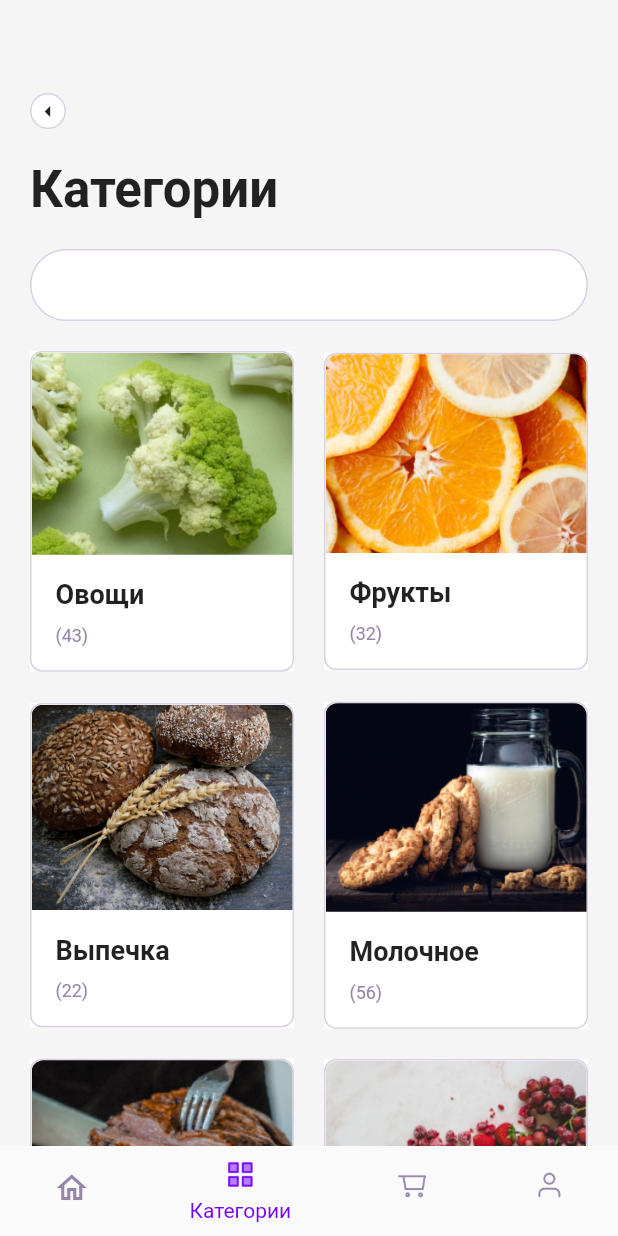
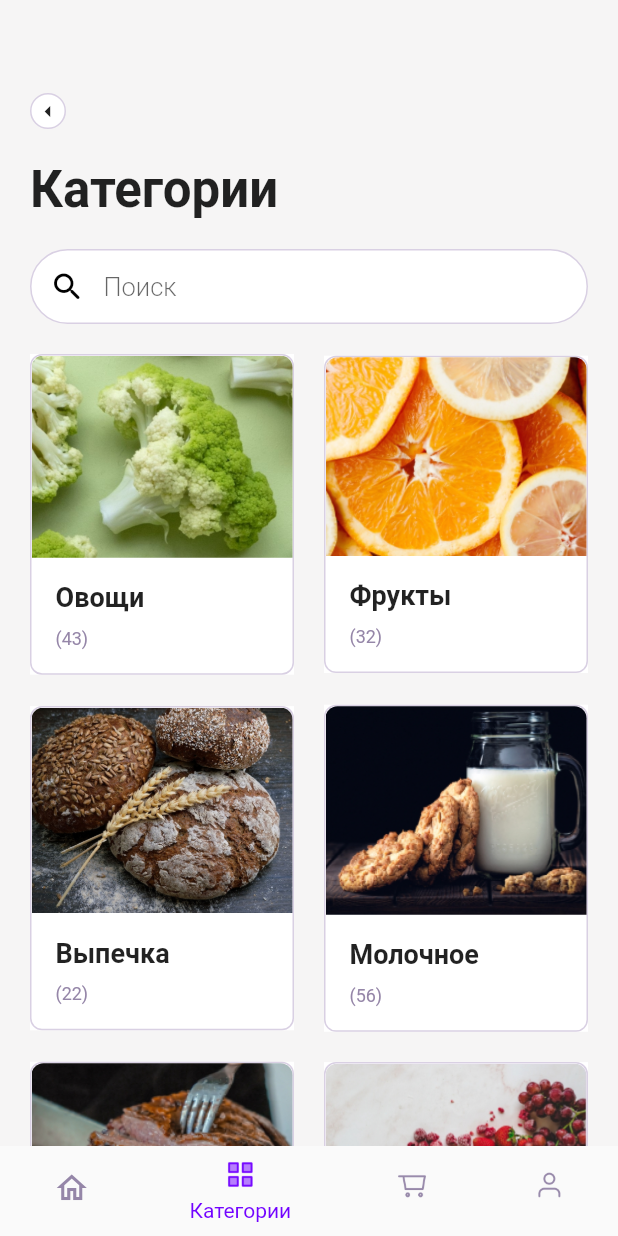
Before and after one commit to Grozny-Hack/frontend, a Flutter app: the CategoriesPage screen opened by its route, on a phone screen of 412 x 824 dp. Run offline on Flutter 3.47's test engine with Material 2 defaults, Android fonts, the phone set to English and light mode, and no system bars; our stand-ins replace bloc, dio, flutter_bloc, go_router, google_nav_bar, shared_preferences; missing offline and left inert: flutter_simple_dependency_injection; accounts and stored records are empty.

Commit message:
change style

```diff
--- a/lib/main.dart
+++ b/lib/main.dart
@@ -48,7 +48,7 @@ class MyApp extends StatelessWidget {
               GoRoute(
                 path: Routes.home,
                 pageBuilder: (context, state) =>
-                    const NoTransitionPage(child: HomePage()),
+                    NoTransitionPage(child: HomePage()),
               ),
               GoRoute(
                 path: Routes.category,
--- a/lib/pages/category/category_page.dart
+++ b/lib/pages/category/category_page.dart
@@ -1,6 +1,7 @@
 import 'package:flutter/material.dart';
 
 import '../../ui/closeButton.dart';
+import '../../utils/app_colors.dart';
 
 class CategoriesPage extends StatelessWidget {
   const CategoriesPage({super.key});
@@ -11,81 +12,130 @@ class CategoriesPage extends StatelessWidget {
       backgroundColor: const Color(0xfff6f5f5),
       body: SingleChildScrollView(
         padding: const EdgeInsets.all(20),
-        child: Column(
-          crossAxisAlignment: CrossAxisAlignment.start,
-          children: [
-          const SizedBox(height: 42,),
-          CloseCircleButton(onTap: (){}),
-          const SizedBox(height: 20,),
-
-          const Text('Категории', style: TextStyle(fontSize: 34, fontWeight: FontWeight.w700),),
-          const SizedBox(height: 20,),
-
+        child: Column(crossAxisAlignment: CrossAxisAlignment.start, children: [
+          const SizedBox(
+            height: 42,
+          ),
+          CloseCircleButton(onTap: () {}),
+          const SizedBox(
+            height: 20,
+          ),
+          const Text(
+            'Категории',
+            style: TextStyle(fontSize: 34, fontWeight: FontWeight.w700),
+          ),
+          const SizedBox(
+            height: 20,
+          ),
           Container(
-            height: 48,
+            height: 50,
             decoration: BoxDecoration(
                 borderRadius: BorderRadius.circular(27),
                 color: Colors.white,
-              border: Border.all(color: const Color(0xffD9D0E3))
-            ),
+                border: Border.all(color: const Color(0xffD9D0E3))),
             child: Column(
               mainAxisAlignment: MainAxisAlignment.center,
               children: const [
                 TextField(
-                  cursorColor: Colors.red,
+                  cursorColor: Colors.green,
                   // controller: _textMailSubjectController,
                   textCapitalization: TextCapitalization.sentences,
                   maxLines: 1,
-                  style: TextStyle(
-                      fontWeight: FontWeight.w400, fontSize: 14),
+                  textAlignVertical: TextAlignVertical.center,
+                  style: TextStyle(fontWeight: FontWeight.w300, fontSize: 17),
                   decoration: InputDecoration(
+                      hintText: 'Поиск',
+                      hintStyle: TextStyle(
+                        fontSize: 17,
+                        fontWeight: FontWeight.w300,
+                      ),
                       isCollapsed: true,
                       contentPadding: EdgeInsets.all(10),
                       border: InputBorder.none,
-                  ),
+                      prefixIcon: Icon(
+                        Icons.search_rounded,
+                        color: Colors.black,
+                      )),
                 ),
               ],
             ),
           ),
-          const SizedBox(height: 20,),
-
+          const SizedBox(
+            height: 20,
+          ),
           Row(
             children: const [
-              ProductCard(amount: '43', title: 'Овощи', imagePath: 'assets/images/categories/greenShit.jpg',),
-              SizedBox(width: 20,),
-              ProductCard(amount: '32', title: 'Фрукты', imagePath: 'assets/images/categories/fruits.jpg',),
+              ProductCard(
+                amount: '43',
+                title: 'Овощи',
+                imagePath: 'assets/images/categories/greenShit.jpg',
+              ),
+              SizedBox(
+                width: 20,
+              ),
+              ProductCard(
+                amount: '32',
+                title: 'Фрукты',
+                imagePath: 'assets/images/categories/fruits.jpg',
+              ),
             ],
           ),
-          const SizedBox(height: 20,),
-          Row(children: const [
-            ProductCard(amount: '22', title: 'Выпечка', imagePath: 'assets/images/categories/bread.jpg',),
-            SizedBox(width: 20,),
-            ProductCard(amount: '56', title: 'Молочное', imagePath: 'assets/images/categories/milk.jpg',),
-          ],),
-          const SizedBox(height: 20,),
-          Row(children: const [
-            ProductCard(amount: '31', title: 'Мясо', imagePath: 'assets/images/categories/meat.jpg',),
-            SizedBox(width: 20,),
-            ProductCard(amount: '16', title: 'Ягоды', imagePath: 'assets/images/categories/strawberry.jpg',),
-          ],),
+          const SizedBox(
+            height: 20,
+          ),
+          Row(
+            children: const [
+              ProductCard(
+                amount: '22',
+                title: 'Выпечка',
+                imagePath: 'assets/images/categories/bread.jpg',
+              ),
+              SizedBox(
+                width: 20,
+              ),
+              ProductCard(
+                amount: '56',
+                title: 'Молочное',
+                imagePath: 'assets/images/categories/milk.jpg',
+              ),
+            ],
+          ),
+          const SizedBox(
+            height: 20,
+          ),
+          Row(
+            children: const [
+              ProductCard(
+                amount: '31',
+                title: 'Мясо',
+                imagePath: 'assets/images/categories/meat.jpg',
+              ),
+              SizedBox(
+                width: 20,
+              ),
+              ProductCard(
+                amount: '16',
+                title: 'Ягоды',
+                imagePath: 'assets/images/categories/strawberry.jpg',
+              ),
+            ],
+          ),
         ]),
       ),
-
     );
   }
 }
 
 class ProductCard extends StatelessWidget {
-  const ProductCard({
-    super.key,
-    this.title='',
-    this.amount='',
-    this.imagePath='assets/images/categories/greenShit.jpg'});
+  const ProductCard(
+      {super.key,
+      this.title = '',
+      this.amount = '',
+      this.imagePath = 'assets/images/categories/greenShit.jpg'});
 
   final String title;
   final String amount;
   final String imagePath;
-
 
   @override
   Widget build(BuildContext context) {
@@ -94,10 +144,10 @@ class ProductCard extends StatelessWidget {
       child: Material(
         color: Colors.transparent,
         child: InkWell(
-          onTap: (){},
+          onTap: () {},
           child: Container(
             // height: 300,
-            width: (MediaQuery.of(context).size.width - 60) / 2,//177,
+            width: (MediaQuery.of(context).size.width - 60) / 2, //177,
             decoration: BoxDecoration(
               borderRadius: BorderRadius.circular(8),
               border: Border.all(color: const Color(0xffD9D0E3)),
@@ -106,18 +156,34 @@ class ProductCard extends StatelessWidget {
               crossAxisAlignment: CrossAxisAlignment.start,
               children: [
                 ClipRRect(
-                  borderRadius: const BorderRadius.only(topLeft: Radius.circular(8), topRight: Radius.circular(8)),
-                  child: Image.asset(imagePath, fit: BoxFit.fitWidth, ),
+                  borderRadius: const BorderRadius.only(
+                      topLeft: Radius.circular(8),
+                      topRight: Radius.circular(8)),
+                  child: Image.asset(
+                    imagePath,
+                    fit: BoxFit.fitWidth,
+                  ),
                 ),
                 Padding(
                   padding: const EdgeInsets.all(16),
                   child: Column(
                       crossAxisAlignment: CrossAxisAlignment.start,
                       children: [
-
-                      Text(title, style: const TextStyle(fontSize: 18, fontWeight: FontWeight.w700),),
-                      const SizedBox(height: 10,),
-                      Text('($amount)', style: const TextStyle(fontSize: 12, fontWeight: FontWeight.w400, color: Color(0xff9586A8)),),
+                        Text(
+                          title,
+                          style: const TextStyle(
+                              fontSize: 18, fontWeight: FontWeight.w700),
+                        ),
+                        const SizedBox(
+                          height: 10,
+                        ),
+                        Text(
+                          '($amount)',
+                          style: const TextStyle(
+                              fontSize: 12,
+                              fontWeight: FontWeight.w400,
+                              color: Color(0xff9586A8)),
+                        ),
                         // Expanded(child: SizedBox())
                       ]),
                 ),
--- a/lib/utils/app_colors.dart
+++ b/lib/utils/app_colors.dart
@@ -14,8 +14,7 @@ class AppColors {
   static const Color color4B9DCB = Color(0xff4B9DCB);
   static const Color colorAF558B = Color(0xffAF558B);
   static const Color colorA187D9 = Color(0xffA187D9);
-   static const Color colorF6F5F5 = Color(0xffF6F5F5);
-
+  static const Color colorF6F5F5 = Color(0xffF6F5F5);
 
   static const String comfora = 'Comfortaa';
   static const String nunito = 'Nunito';
--- a/pubspec.yaml
+++ b/pubspec.yaml
@@ -65,6 +65,7 @@ flutter:
 
   # To add assets to your application, add an assets section, like this:
   assets:
+    - assets/images/
     - assets/images/categories/
     - assets/icons/
     - assets/icons/home_page/
```
Also changed, not shown: lib/pages/home/home_page.dart (+81 -38 lines), 47 other files. Lines whose indentation alone changed are shown as unchanged.
